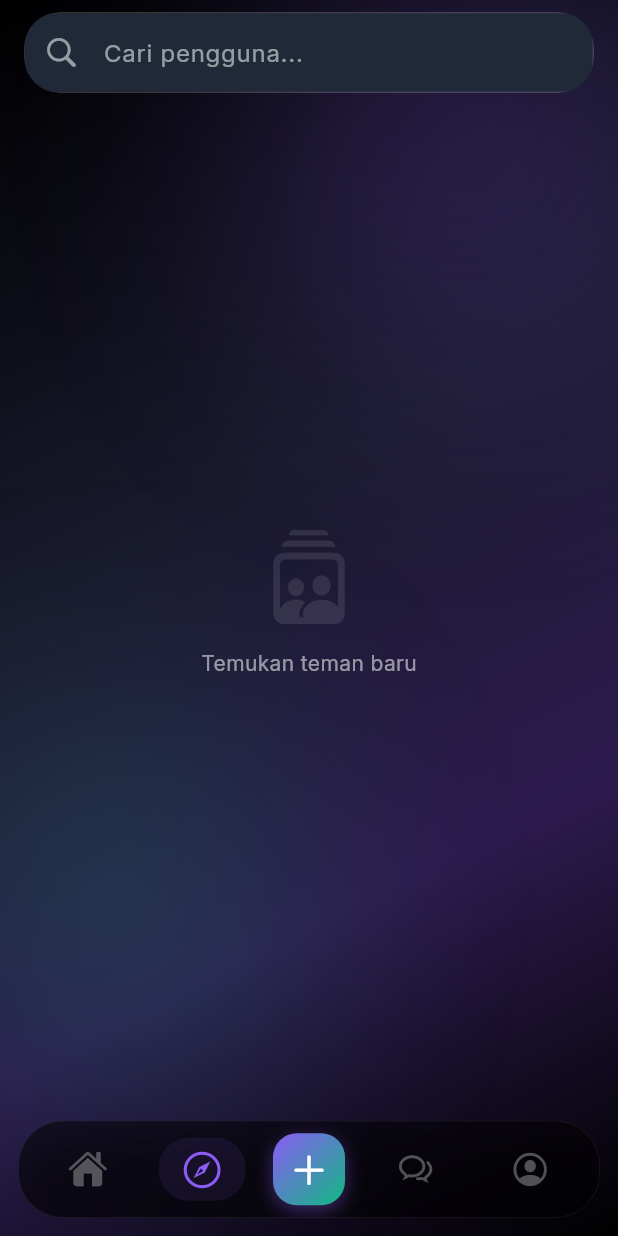
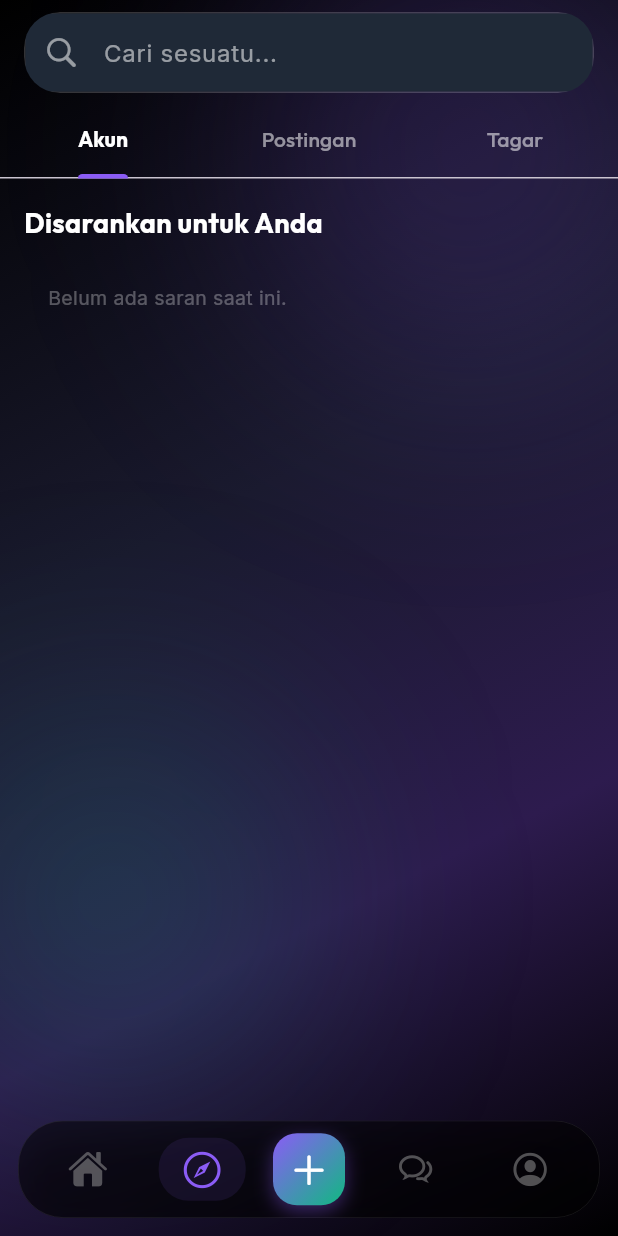
Before and after one commit to aryasetiap/livoapp, a Flutter app: the SearchScreen screen opened by its route, on a phone screen of 412 x 824 dp. Run offline on Flutter 3.47's test engine with Material 3 defaults, Android fonts, the phone set to English and light mode, and no system bars; drawn by our look-alikes of flutter_animate; our stand-ins replace cached_network_image, firebase_core, firebase_messaging, flutter_dotenv, flutter_image_compress, flutter_riverpod and 8 more; accounts and stored records are empty.

Commit message:
feat: Introduce post repository for managing posts and add search screen with user and post search functionality.

```diff
--- a/lib/features/search/presentation/search_screen.dart
+++ b/lib/features/search/presentation/search_screen.dart
@@ -9,6 +9,13 @@ import 'package:go_router/go_router.dart';
 import 'package:cached_network_image/cached_network_image.dart';
 import 'package:google_fonts/google_fonts.dart';
 
+import 'dart:convert';
+import 'dart:io';
+
+import 'package:lvoapp/features/feed/data/post_repository.dart';
+import 'package:lvoapp/features/feed/domain/post_model.dart';
+import 'package:lvoapp/features/feed/presentation/widgets/post_item.dart';
+import 'package:path_provider/path_provider.dart';
 import 'package:lvoapp/core/config/theme.dart';
 import 'package:lvoapp/features/auth/data/auth_repository.dart';
 
@@ -19,17 +26,103 @@ class SearchScreen extends ConsumerStatefulWidget {
   ConsumerState<SearchScreen> createState() => _SearchScreenState();
 }
 
-class _SearchScreenState extends ConsumerState<SearchScreen> {
+class _SearchScreenState extends ConsumerState<SearchScreen>
+    with SingleTickerProviderStateMixin {
   final _searchController = TextEditingController();
-  List<Map<String, dynamic>> _searchResults = [];
+  late TabController _tabController;
+
+  List<Map<String, dynamic>> _userResults = [];
+  List<PostModel> _postResults = [];
+  List<String> _recentSearches = [];
+  List<Map<String, dynamic>> _suggestedUsers = [];
+
   bool _isLoading = false;
   Timer? _debounce;
+  final String _recentSearchesFileName = 'recent_searches.json';
+
+  @override
+  void initState() {
+    super.initState();
+    _tabController = TabController(length: 3, vsync: this);
+    _tabController.addListener(_handleTabSelection);
+    _loadRecentSearches();
+    _loadSuggestedUsers();
+  }
 
   @override
   void dispose() {
     _searchController.dispose();
+    _tabController.dispose();
     _debounce?.cancel();
     super.dispose();
+  }
+
+  void _handleTabSelection() {
+    if (_searchController.text.isNotEmpty) {
+      _performSearch(_searchController.text);
+    }
+  }
+
+  Future<void> _loadRecentSearches() async {
+    try {
+      final directory = await getApplicationDocumentsDirectory();
+      final file = File('${directory.path}/$_recentSearchesFileName');
+      if (await file.exists()) {
+        final content = await file.readAsString();
+        final List<dynamic> jsonList = json.decode(content);
+        setState(() {
+          _recentSearches = jsonList.cast<String>();
+        });
+      }
+    } catch (e) {
+      debugPrint('Error loading recent searches: $e');
+    }
+  }
+
+  Future<void> _saveRecentSearch(String query) async {
+    if (query.isEmpty) return;
+    if (!_recentSearches.contains(query)) {
+      setState(() {
+        _recentSearches.insert(0, query);
+        if (_recentSearches.length > 10) _recentSearches.removeLast();
+      });
+      try {
+        final directory = await getApplicationDocumentsDirectory();
+        final file = File('${directory.path}/$_recentSearchesFileName');
+        await file.writeAsString(json.encode(_recentSearches));
+      } catch (e) {
+        debugPrint('Error saving recent search: $e');
+      }
+    }
+  }
+
+  Future<void> _clearRecentSearches() async {
+    setState(() {
+      _recentSearches.clear();
+    });
+    try {
+      final directory = await getApplicationDocumentsDirectory();
+      final file = File('${directory.path}/$_recentSearchesFileName');
+      if (await file.exists()) {
+        await file.delete();
+      }
+    } catch (e) {
+      debugPrint('Error creating recent search: $e');
+    }
+  }
+
+  Future<void> _loadSuggestedUsers() async {
+    // For now, search empty string to get some users or implement getSuggestedUsers
+    try {
+      final results = await ref.read(authRepositoryProvider).searchUsers('');
+      if (mounted) {
+        setState(() {
+          _suggestedUsers = results;
+        });
+      }
+    } catch (e) {
+      // Ignore
+    }
   }
 
   void _onSearchChanged(String query) {
@@ -39,7 +132,8 @@ class _SearchScreenState extends ConsumerState<SearchScreen> {
         _performSearch(query);
       } else {
         setState(() {
-          _searchResults = [];
+          _userResults = [];
+          _postResults = [];
         });
       }
     });
@@ -51,17 +145,45 @@ class _SearchScreenState extends ConsumerState<SearchScreen> {
     });
 
     try {
-      final results = await ref.read(authRepositoryProvider).searchUsers(query);
+      if (_tabController.index == 0) {
+        // Users
+        final results = await ref
+            .read(authRepositoryProvider)
+            .searchUsers(query);
         if (mounted) {
           setState(() {
-          _searchResults = results;
+            _userResults = results;
           });
         }
+      } else if (_tabController.index == 1) {
+        // Posts
+        final results = await ref
+            .read(postRepositoryProvider)
+            .searchPosts(query);
+        if (mounted) {
+          setState(() {
+            _postResults = results;
+          });
+        }
+      } else {
+        // Tags - reuse posts search for now but filter by hash?
+        // simple implementation: just search posts containing the query #query
+        final results = await ref
+            .read(postRepositoryProvider)
+            .searchPosts('#$query');
+        if (mounted) {
+          setState(() {
+            _postResults = results;
+          });
+        }
+      }
+
+      _saveRecentSearch(query);
     } catch (e) {
       if (mounted) {
         ScaffoldMessenger.of(
           context,
-        ).showSnackBar(SnackBar(content: Text('Gagal mencari user: $e')));
+        ).showSnackBar(SnackBar(content: Text('Pencarian gagal: $e')));
       }
     } finally {
       if (mounted) {
@@ -163,7 +285,6 @@ class _SearchScreenState extends ConsumerState<SearchScreen> {
                   ),
                   child: Row(
                     children: [
-                      // Back Button if not root (optional, but good for UX if navigated to)
                       if (context.canPop())
                         Padding(
                           padding: const EdgeInsets.only(right: 8.0),
@@ -175,7 +296,6 @@ class _SearchScreenState extends ConsumerState<SearchScreen> {
                             onPressed: () => context.pop(),
                           ),
                         ),
-
                       Expanded(
                         child: ClipRRect(
                           borderRadius: BorderRadius.circular(24),
@@ -195,7 +315,7 @@ class _SearchScreenState extends ConsumerState<SearchScreen> {
                                 autofocus: false,
                                 style: GoogleFonts.inter(color: Colors.white),
                                 decoration: InputDecoration(
-                                  hintText: 'Cari pengguna...',
+                                  hintText: 'Cari sesuatu...',
                                   hintStyle: GoogleFonts.inter(
                                     color: Colors.white54,
                                   ),
@@ -218,98 +338,228 @@ class _SearchScreenState extends ConsumerState<SearchScreen> {
                   ),
                 ),
 
-                // Results List
+                // Tabs
+                Theme(
+                  data: ThemeData(
+                    highlightColor: Colors.transparent,
+                    splashColor: Colors.transparent,
+                  ),
+                  child: TabBar(
+                    controller: _tabController,
+                    indicatorColor: Theme.of(context).colorScheme.primary,
+                    indicatorWeight: 3,
+                    labelColor: Colors.white,
+                    unselectedLabelColor: Colors.white54,
+                    labelStyle: GoogleFonts.outfit(
+                      fontWeight: FontWeight.bold,
+                      fontSize: 14,
+                    ),
+                    unselectedLabelStyle: GoogleFonts.outfit(fontSize: 14),
+                    tabs: const [
+                      Tab(text: 'Akun'),
+                      Tab(text: 'Postingan'),
+                      Tab(text: 'Tagar'),
+                    ],
+                  ),
+                ),
+
+                // Results
                 Expanded(
                   child: _isLoading
                       ? const Center(
                           child: CircularProgressIndicator(color: Colors.white),
                         )
-                      : _searchResults.isEmpty
-                      ? Center(
-                          child: Column(
-                            mainAxisAlignment: MainAxisAlignment.center,
+                      : TabBarView(
+                          controller: _tabController,
                           children: [
-                              Icon(
-                                CupertinoIcons.person_2_square_stack,
-                                size: 64,
-                                color: Colors.white.withValues(alpha: 0.1),
+                            _buildUserTab(),
+                            _buildPostTab(),
+                            _buildPostTab(), // Reuse for tags
+                          ],
                         ),
-                              const SizedBox(height: 16),
-                              Text(
-                                _searchController.text.isEmpty
-                                    ? 'Temukan teman baru'
-                                    : 'Tidak ada hasil ditemukan',
+                ),
+              ],
+            ),
+          ),
+        ],
+      ),
+    );
+  }
+
+  Widget _buildUserTab() {
+    if (_searchController.text.isEmpty) {
+      return _buildRecentAndSuggested();
+    }
+    return _buildUserList(_userResults);
+  }
+
+  Widget _buildPostTab() {
+    if (_searchController.text.isEmpty) {
+      return _buildRecentAndSuggested();
+    }
+    if (_postResults.isEmpty) {
+      return Center(
+        child: Text(
+          'Tidak ada postingan ditemukan',
           style: GoogleFonts.inter(color: Colors.white54),
         ),
+      );
+    }
+    return ListView.builder(
+      padding: EdgeInsets.zero,
+      itemCount: _postResults.length,
+      itemBuilder: (context, index) {
+        return Padding(
+          padding: const EdgeInsets.only(bottom: 16),
+          child: PostItem(post: _postResults[index]),
+        );
+      },
+    );
+  }
+
+  Widget _buildRecentAndSuggested() {
+    return SingleChildScrollView(
+      padding: const EdgeInsets.all(16),
+      child: Column(
+        crossAxisAlignment: CrossAxisAlignment.start,
+        children: [
+          if (_recentSearches.isNotEmpty) ...[
+            Row(
+              mainAxisAlignment: MainAxisAlignment.spaceBetween,
+              children: [
+                Text(
+                  'Terakhir Dicari',
+                  style: GoogleFonts.outfit(
+                    color: Colors.white,
+                    fontWeight: FontWeight.bold,
+                    fontSize: 18,
+                  ),
+                ),
+                GestureDetector(
+                  onTap: _clearRecentSearches,
+                  child: Text(
+                    'Hapus Semua',
+                    style: GoogleFonts.inter(
+                      color: Colors.blueAccent,
+                      fontSize: 12,
+                    ),
+                  ),
+                ),
               ],
-                          ).animate().fadeIn(duration: 500.ms),
-                        )
-                      : ListView.builder(
-                          padding: const EdgeInsets.all(16),
-                          itemCount: _searchResults.length,
+            ),
+            const SizedBox(height: 12),
+            _buildRecentSearches(),
+            const SizedBox(height: 24),
+          ],
+
+          Text(
+            'Disarankan untuk Anda',
+            style: GoogleFonts.outfit(
+              color: Colors.white,
+              fontWeight: FontWeight.bold,
+              fontSize: 18,
+            ),
+          ),
+          const SizedBox(height: 12),
+          _buildUserList(_suggestedUsers, shrinkWrap: true),
+        ],
+      ),
+    );
+  }
+
+  Widget _buildRecentSearches() {
+    return Wrap(
+      spacing: 8,
+      runSpacing: 8,
+      children: _recentSearches.map((search) {
+        return GestureDetector(
+          onTap: () {
+            _searchController.text = search;
+            _handleTabSelection(); // Trigger search
+          },
+          child: Container(
+            padding: const EdgeInsets.symmetric(horizontal: 16, vertical: 8),
+            decoration: BoxDecoration(
+              color: Colors.white.withValues(alpha: 0.1),
+              borderRadius: BorderRadius.circular(20),
+            ),
+            child: Row(
+              mainAxisSize: MainAxisSize.min,
+              children: [
+                const Icon(
+                  CupertinoIcons.time,
+                  color: Colors.white54,
+                  size: 14,
+                ),
+                const SizedBox(width: 6),
+                Text(search, style: GoogleFonts.inter(color: Colors.white)),
+              ],
+            ),
+          ),
+        );
+      }).toList(),
+    );
+  }
+
+  Widget _buildUserList(
+    List<Map<String, dynamic>> users, {
+    bool shrinkWrap = false,
+  }) {
+    if (users.isEmpty) {
+      if (shrinkWrap) {
+        return Padding(
+          padding: const EdgeInsets.all(16.0),
+          child: Text(
+            'Belum ada saran saat ini.',
+            style: GoogleFonts.inter(color: Colors.white30, fontSize: 13),
+          ),
+        );
+      }
+      return Center(
+        child: Text(
+          'Tidak ada pengguna ditemukan',
+          style: GoogleFonts.inter(color: Colors.white54),
+        ),
+      );
+    }
+    return ListView.builder(
+      padding: EdgeInsets.zero,
+      shrinkWrap: shrinkWrap,
+      physics: shrinkWrap ? const NeverScrollableScrollPhysics() : null,
+      itemCount: users.length,
       itemBuilder: (context, index) {
-                            final user = _searchResults[index];
+        final user = users[index];
         return Padding(
           padding: const EdgeInsets.only(bottom: 12),
           child: ClipRRect(
             borderRadius: BorderRadius.circular(16),
             child: BackdropFilter(
-                                      filter: ui.ImageFilter.blur(
-                                        sigmaX: 5,
-                                        sigmaY: 5,
-                                      ),
+              filter: ui.ImageFilter.blur(sigmaX: 5, sigmaY: 5),
               child: Container(
                 decoration: BoxDecoration(
-                                          color: Colors.white.withValues(
-                                            alpha: 0.05,
-                                          ),
-                                          borderRadius: BorderRadius.circular(
-                                            16,
-                                          ),
+                  color: Colors.white.withValues(alpha: 0.05),
+                  borderRadius: BorderRadius.circular(16),
                   border: Border.all(
-                                            color: Colors.white.withValues(
-                                              alpha: 0.05,
-                                            ),
+                    color: Colors.white.withValues(alpha: 0.05),
                   ),
                 ),
                 child: ListTile(
-                                          contentPadding:
-                                              const EdgeInsets.symmetric(
+                  contentPadding: const EdgeInsets.symmetric(
                     horizontal: 16,
                     vertical: 8,
                   ),
-                                          leading: Container(
-                                            decoration: BoxDecoration(
-                                              shape: BoxShape.circle,
-                                              gradient: LinearGradient(
-                                                colors: [
-                                                  Theme.of(
-                                                    context,
-                                                  ).colorScheme.primary,
-                                                  Theme.of(
-                                                    context,
-                                                  ).colorScheme.secondary,
-                                                ],
-                                              ),
-                                            ),
-                                            padding: const EdgeInsets.all(2),
-                                            child: CircleAvatar(
+                  leading: CircleAvatar(
                     radius: 24,
                     backgroundColor: Colors.black,
-                                              backgroundImage:
-                                                  user['avatar_url'] != null
-                                                  ? CachedNetworkImageProvider(
-                                                      user['avatar_url'],
-                                                    )
+                    backgroundImage: user['avatar_url'] != null
+                        ? CachedNetworkImageProvider(user['avatar_url'])
                         : null,
                     child: user['avatar_url'] == null
                         ? const Icon(
-                                                      CupertinoIcons
-                                                          .person_fill,
+                            CupertinoIcons.person_fill,
                             color: Colors.white54,
                           )
                         : null,
-                                            ),
                   ),
                   title: Text(
                     user['username'] ?? 'User',
@@ -319,12 +569,11 @@ class _SearchScreenState extends ConsumerState<SearchScreen> {
                       fontSize: 16,
                     ),
                   ),
-                                          subtitle: user['bio'] != null
+                  subtitle:
+                      user['full_name'] !=
+                          null // Changed to full_name (db column)
                       ? Text(
-                                                  user['bio'],
-                                                  maxLines: 1,
-                                                  overflow:
-                                                      TextOverflow.ellipsis,
+                          user['full_name'],
                           style: GoogleFonts.inter(
                             color: Colors.white70,
                             fontSize: 13,
@@ -337,26 +586,14 @@ class _SearchScreenState extends ConsumerState<SearchScreen> {
                     size: 20,
                   ),
                   onTap: () {
-                                            context.push(
-                                              '/profile/${user['id']}',
-                                            );
+                    context.push('/profile/${user['id']}');
                   },
                 ),
               ),
             ),
           ),
-                                )
-                                .animate(delay: (50 * index).ms)
-                                .slideX(begin: 0.2, end: 0)
-                                .fadeIn();
+        );
       },
-                        ),
-                ),
-              ],
-            ),
-          ),
-        ],
-      ),
     );
   }
 }
```
Also changed, not shown: lib/features/feed/data/post_repository.dart (+10 -0 lines). Lines whose indentation alone changed are shown as unchanged.
